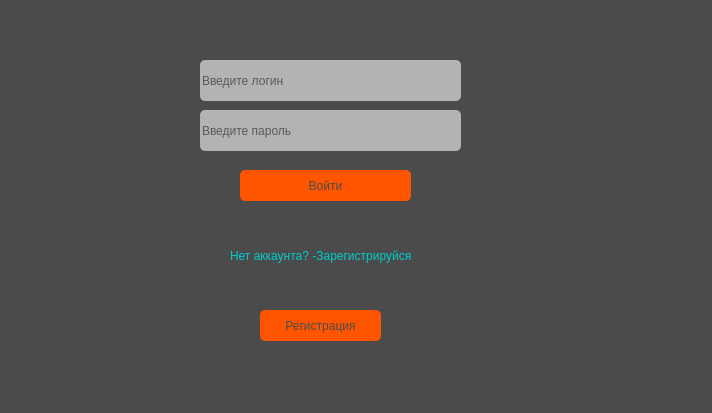
This is authorization.ui in aikarimovvw/Library_System-QtProject as Qt 5 draws it before an edit. The edited form follows.
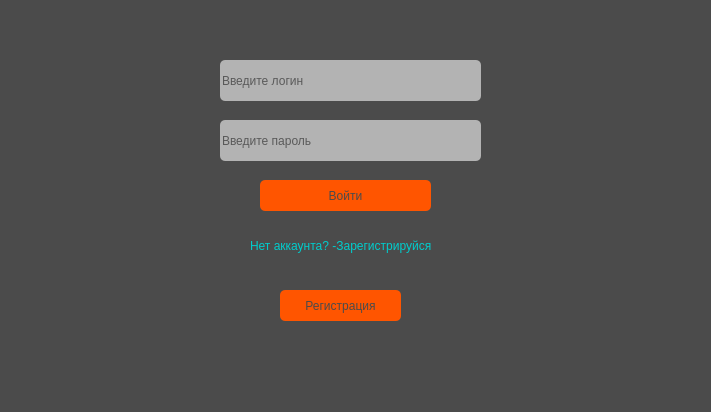
This is the edited form.

What changed in the file:
```diff
--- a/authorization.ui
+++ b/authorization.ui
@@ -6,8 +6,8 @@
    <rect>
     <x>0</x>
     <y>0</y>
-    <width>712</width>
-    <height>413</height>
+    <width>711</width>
+    <height>412</height>
    </rect>
   </property>
   <property name="windowTitle">
@@ -17,29 +17,10 @@
    <string notr="true">background-color: rgb(75, 75, 75);</string>
   </property>
   <widget class="QWidget" name="centralwidget">
-   <widget class="QPushButton" name="btn_enter">
-    <property name="geometry">
-     <rect>
-      <x>240</x>
-      <y>170</y>
-      <width>171</width>
-      <height>31</height>
-     </rect>
-    </property>
-    <property name="styleSheet">
-     <string notr="true">background-color: rgb(255, 85, 0);
-color: rgb(75, 75, 75);
-font: 9pt &quot;Segoe UI&quot;;
-border-radius: 5px;</string>
-    </property>
-    <property name="text">
-     <string>Войти</string>
-    </property>
-   </widget>
    <widget class="QLineEdit" name="ledit_login_e_enter">
     <property name="geometry">
      <rect>
-      <x>200</x>
+      <x>220</x>
       <y>60</y>
       <width>261</width>
       <height>41</height>
@@ -57,8 +38,8 @@
    <widget class="QLineEdit" name="ledit_pass_e_enter">
     <property name="geometry">
      <rect>
-      <x>200</x>
-      <y>110</y>
+      <x>220</x>
+      <y>120</y>
       <width>261</width>
       <height>41</height>
      </rect>
@@ -72,11 +53,30 @@
      <string>Введите пароль</string>
     </property>
    </widget>
+   <widget class="QPushButton" name="btn_enter">
+    <property name="geometry">
+     <rect>
+      <x>260</x>
+      <y>180</y>
+      <width>171</width>
+      <height>31</height>
+     </rect>
+    </property>
+    <property name="styleSheet">
+     <string notr="true">background-color: rgb(255, 85, 0);
+color: rgb(75, 75, 75);
+font: 9pt &quot;Segoe UI&quot;;
+border-radius: 5px;</string>
+    </property>
+    <property name="text">
+     <string>Войти</string>
+    </property>
+   </widget>
    <widget class="QLabel" name="label">
     <property name="geometry">
      <rect>
-      <x>230</x>
-      <y>230</y>
+      <x>250</x>
+      <y>220</y>
       <width>221</width>
       <height>51</height>
      </rect>
@@ -91,8 +91,8 @@
    <widget class="QPushButton" name="btn_reg">
     <property name="geometry">
      <rect>
-      <x>260</x>
-      <y>310</y>
+      <x>280</x>
+      <y>290</y>
       <width>121</width>
       <height>31</height>
      </rect>
```
Left out of the diff: 4 changed lines with no effect on the pictures.
